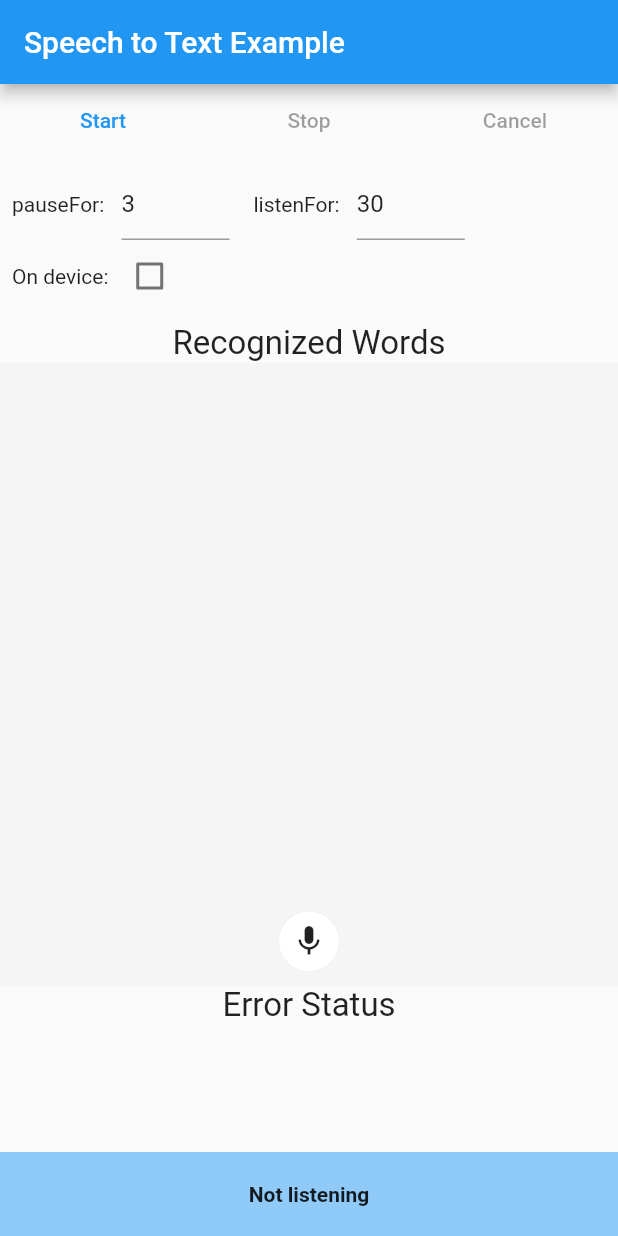
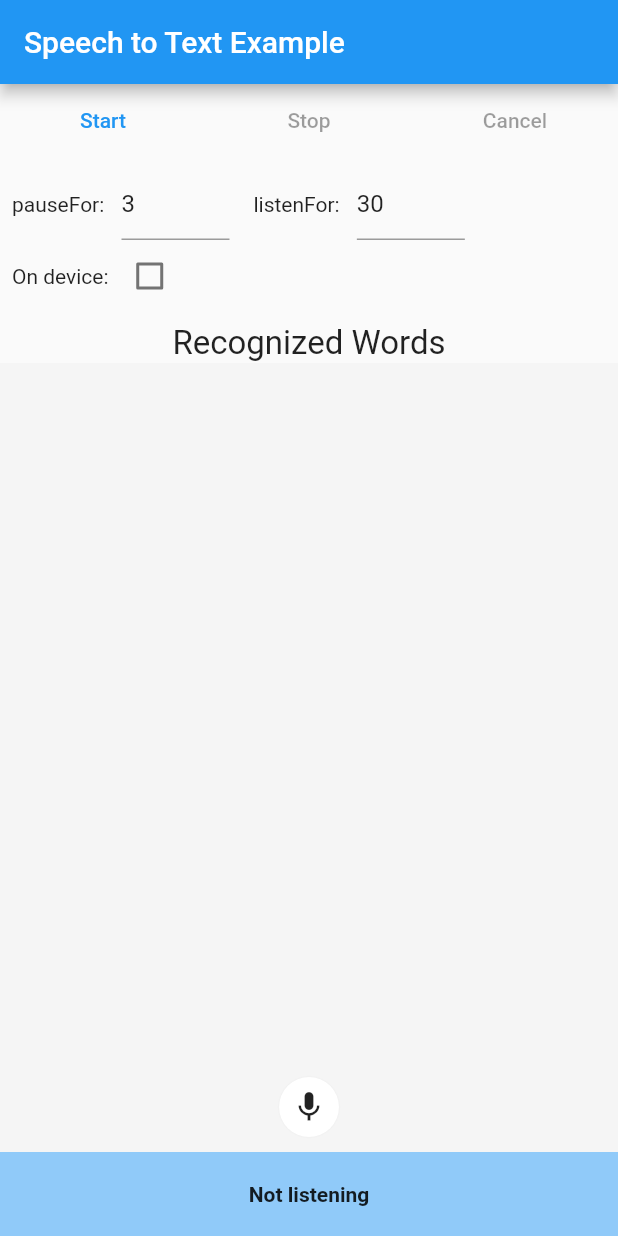
Before and after one commit to Daisuke0209/talkGPT, a Flutter app: the screen it shows after launch, on a phone screen of 412 x 824 dp. Run offline on Flutter 3.47's test engine with Material 2 defaults, Android fonts, the phone set to English and light mode, and no system bars; our stand-ins replace speech_to_text.

Commit message:
delete Error status display

```diff
--- a/lib/main.dart
+++ b/lib/main.dart
@@ -91,10 +91,6 @@ class _SpeechSampleAppState extends State<SpeechSampleApp> {
           Expanded(
             flex: 4,
             child: RecognitionResultsWidget(lastWords: lastWords, level: level),
-          ),
-          Expanded(
-            flex: 1,
-            child: ErrorWidget(lastError: lastError),
           ),
           SpeechStatusWidget(speech: speech),
         ]),
@@ -242,34 +238,6 @@ class RecognitionResultsWidget extends StatelessWidget {
   }
 }
 
-/// Display the current error status from the speech
-/// recognizer
-class ErrorWidget extends StatelessWidget {
-  const ErrorWidget({
-    Key? key,
-    required this.lastError,
-  }) : super(key: key);
-
-  final String lastError;
-
-  @override
-  Widget build(BuildContext context) {
-    return Column(
-      children: <Widget>[
-        Center(
-          child: Text(
-            'Error Status',
-            style: TextStyle(fontSize: 22.0),
-          ),
-        ),
-        Center(
-          child: Text(lastError),
-        ),
-      ],
-    );
-  }
-}
-
 /// Controls to start and stop speech recognition
 class SpeechControlWidget extends StatelessWidget {
   const SpeechControlWidget(this.hasSpeech, this.isListening,
```
